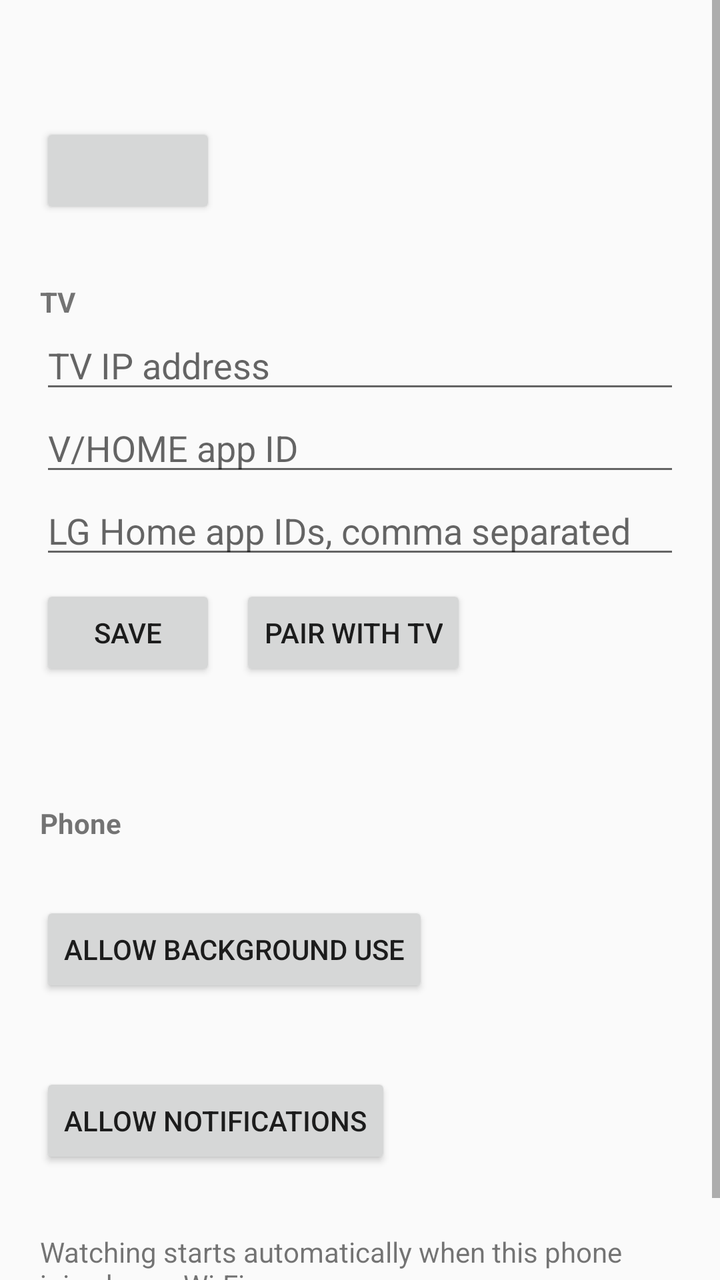
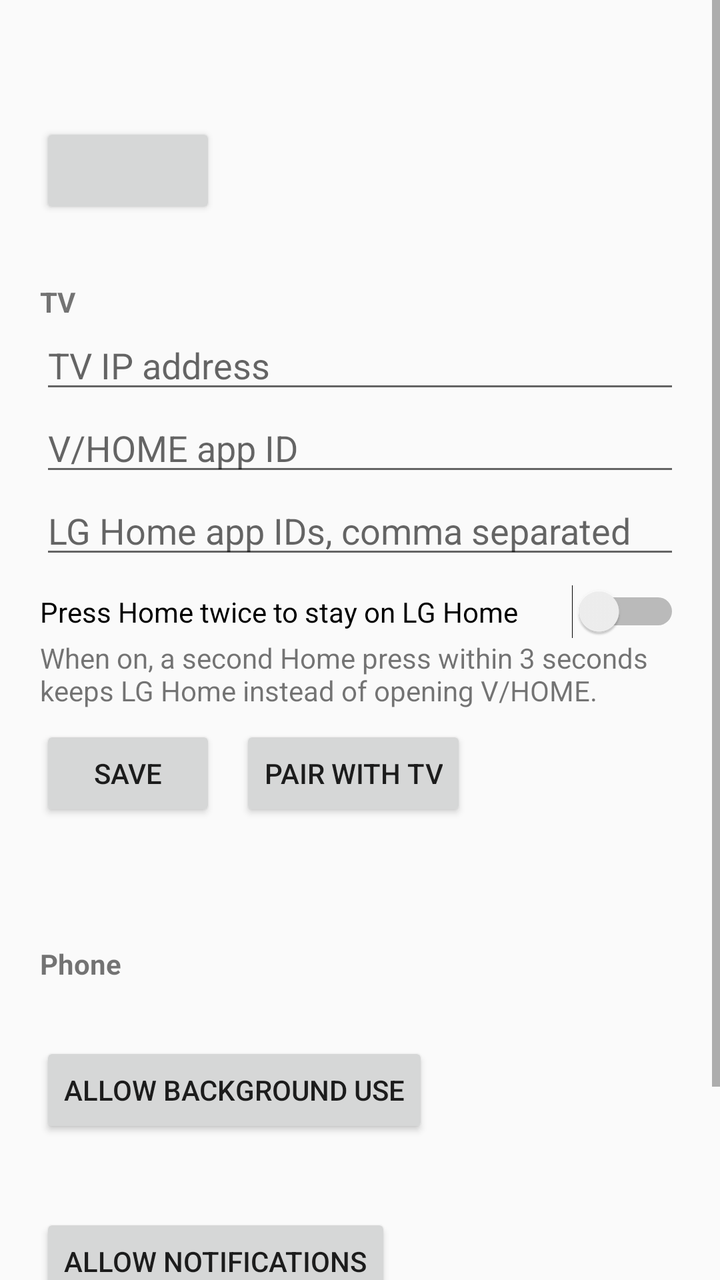

Screens rendered from an Android XML layout before and after an edit, with the pre-edit source and the edit as a unified diff.
<!-- AndroidManifest.xml: application theme android:Theme.Material.Light.NoActionBar -->
<!-- res/layout/activity_main.xml -->
<?xml version="1.0" encoding="utf-8"?>
<ScrollView xmlns:android="http://schemas.android.com/apk/res/android"
    android:layout_width="match_parent"
    android:layout_height="match_parent"
    android:fillViewport="true">

    <LinearLayout
        android:layout_width="match_parent"
        android:layout_height="wrap_content"
        android:orientation="vertical"
        android:paddingStart="20dp"
        android:paddingEnd="20dp"
        android:paddingTop="24dp"
        android:paddingBottom="32dp">

        <TextView
            android:id="@+id/status"
            android:layout_width="match_parent"
            android:layout_height="wrap_content"
            android:textSize="22sp"
            android:textStyle="bold" />

        <Button
            android:id="@+id/pauseToggle"
            android:layout_width="wrap_content"
            android:layout_height="wrap_content"
            android:layout_marginTop="8dp" />

        <TextView
            android:layout_width="match_parent"
            android:layout_height="wrap_content"
            android:layout_marginTop="32dp"
            android:text="@string/section_tv"
            android:textSize="14sp"
            android:textStyle="bold" />

        <EditText
            android:id="@+id/hostField"
            android:layout_width="match_parent"
            android:layout_height="wrap_content"
            android:hint="@string/hint_tv_ip"
            android:importantForAutofill="no"
            android:inputType="textUri"
            android:singleLine="true" />

        <EditText
            android:id="@+id/vhomeField"
            android:layout_width="match_parent"
            android:layout_height="wrap_content"
            android:hint="@string/hint_vhome_id"
            android:importantForAutofill="no"
            android:inputType="textUri"
            android:singleLine="true" />

        <EditText
            android:id="@+id/homeIdsField"
            android:layout_width="match_parent"
            android:layout_height="wrap_content"
            android:hint="@string/hint_home_ids"
            android:importantForAutofill="no"
            android:inputType="textUri"
            android:singleLine="true" />

        <LinearLayout
            android:layout_width="match_parent"
            android:layout_height="wrap_content"
            android:layout_marginTop="8dp"
            android:orientation="horizontal">

            <Button
                android:id="@+id/saveButton"
                android:layout_width="wrap_content"
                android:layout_height="wrap_content"
                android:text="@string/save" />

            <Button
                android:id="@+id/pairButton"
                android:layout_width="wrap_content"
                android:layout_height="wrap_content"
                android:layout_marginStart="12dp"
                android:text="@string/pair" />
        </LinearLayout>

        <TextView
            android:id="@+id/pairStatus"
            android:layout_width="match_parent"
            android:layout_height="wrap_content"
            android:layout_marginTop="8dp"
            android:textSize="16sp" />

        <TextView
            android:layout_width="match_parent"
            android:layout_height="wrap_content"
            android:layout_marginTop="32dp"
            android:text="@string/section_phone"
            android:textSize="14sp"
            android:textStyle="bold" />

        <TextView
            android:id="@+id/batteryText"
            android:layout_width="match_parent"
            android:layout_height="wrap_content"
            android:layout_marginTop="8dp"
            android:textSize="16sp" />

        <Button
            android:id="@+id/batteryButton"
            android:layout_width="wrap_content"
            android:layout_height="wrap_content"
            android:text="@string/battery_fix" />

        <TextView
            android:id="@+id/notifText"
            android:layout_width="match_parent"
            android:layout_height="wrap_content"
            android:layout_marginTop="16dp"
            android:textSize="16sp" />

        <Button
            android:id="@+id/notifButton"
            android:layout_width="wrap_content"
            android:layout_height="wrap_content"
            android:text="@string/notif_fix" />

        <TextView
            android:layout_width="match_parent"
            android:layout_height="wrap_content"
            android:layout_marginTop="32dp"
            android:text="@string/footer"
            android:textSize="14sp" />
    </LinearLayout>
</ScrollView>
<!-- resources referenced by this layout -->
<resources>
  <string name="battery_fix">Allow background use</string>
  <string name="footer">Watching starts automatically when this phone joins home Wi-Fi.</string>
  <string name="hint_home_ids">LG Home app IDs, comma separated</string>
  <string name="hint_tv_ip">TV IP address</string>
  <string name="hint_vhome_id">V/HOME app ID</string>
  <string name="notif_fix">Allow notifications</string>
  <string name="pair">Pair with TV</string>
  <string name="save">Save</string>
  <string name="section_phone">Phone</string>
  <string name="section_tv">TV</string>
</resources>

<!-- the commit's change to res/layout/activity_main.xml (unified diff, before → after) -->
@@ -60,6 +60,19 @@
             android:importantForAutofill="no"
             android:inputType="textUri"
             android:singleLine="true" />
+
+        <Switch
+            android:id="@+id/doubleHomeSwitch"
+            android:layout_width="match_parent"
+            android:layout_height="wrap_content"
+            android:layout_marginTop="8dp"
+            android:text="@string/double_home" />
+
+        <TextView
+            android:layout_width="match_parent"
+            android:layout_height="wrap_content"
+            android:text="@string/double_home_help"
+            android:textAppearance="?android:attr/textAppearanceSmall" />
 
         <LinearLayout
             android:layout_width="match_parent"
<!-- resource entries referenced after the edit -->
@@ -1,6 +1,8 @@
 <!-- resources referenced by this layout -->
 <resources>
   <string name="battery_fix">Allow background use</string>
+  <string name="double_home">Press Home twice to stay on LG Home</string>
+  <string name="double_home_help">When on, a second Home press within 3 seconds keeps LG Home instead of opening V/HOME.</string>
   <string name="footer">Watching starts automatically when this phone joins home Wi-Fi.</string>
   <string name="hint_home_ids">LG Home app IDs, comma separated</string>
   <string name="hint_tv_ip">TV IP address</string>
